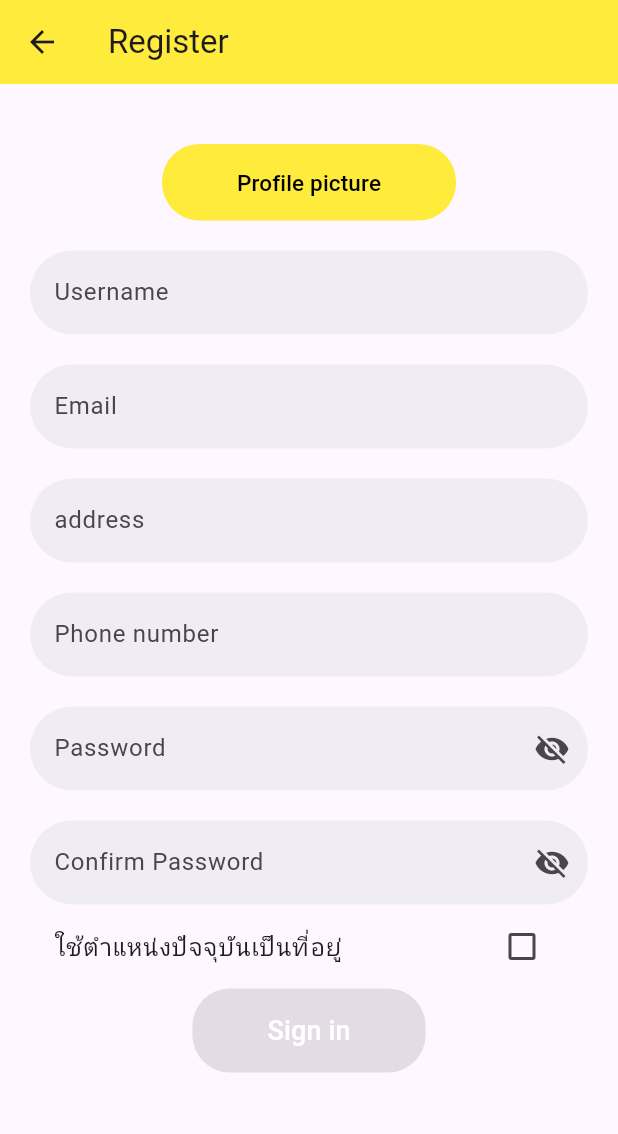
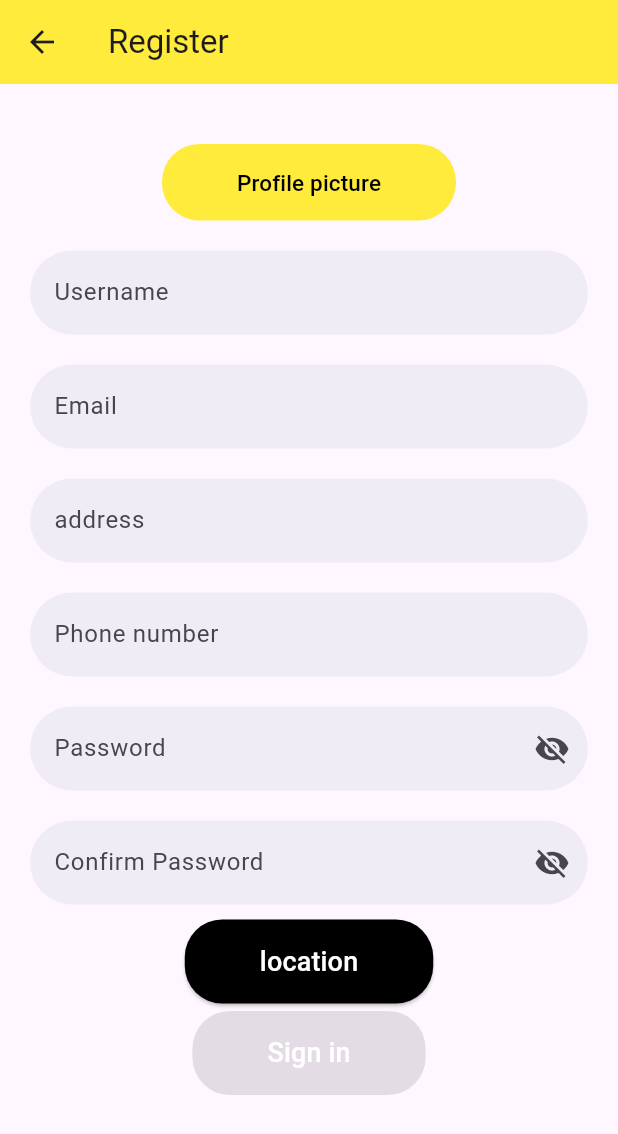
Before and after one commit to jengGod/DuckDDProject, a Flutter app: the Registeruser screen opened directly, on a phone screen of 412 x 824 dp. Shown: the top 1134 px of the screen. Run offline on Flutter 3.47's test engine with Material 3 defaults, Android fonts, the phone set to English and light mode, and no system bars; our stand-ins replace cloud_firestore, firebase_core, firebase_storage, flutter_map, geolocator, image_picker and 2 more; accounts and stored records are empty.

Commit message:
regiter เลือกเมพได้

```diff
--- a/lib/pages/RegisterUser.dart
+++ b/lib/pages/RegisterUser.dart
@@ -2,6 +2,8 @@ import 'dart:convert';
 import 'dart:developer';
 import 'dart:io';
 import 'package:cloud_firestore/cloud_firestore.dart';
+import 'package:duckddproject/pages/Changelocation.dart';
+import 'package:duckddproject/pages/Location.dart';
 import 'package:duckddproject/pages/LoginPage.dart';
 import 'package:firebase_storage/firebase_storage.dart';
 import 'package:flutter/material.dart';
@@ -9,9 +11,11 @@ import 'package:flutter/services.dart';
 import 'package:geolocator/geolocator.dart';
 import 'package:image_picker/image_picker.dart';
 import 'package:crypto/crypto.dart';
+import 'package:latlong2/latlong.dart';
 
 class Registeruser extends StatefulWidget {
-  const Registeruser({super.key});
+  final LatLng? selectedLocation;
+  const Registeruser({super.key, this.selectedLocation });
 
   @override
   State<Registeruser> createState() => _RegisteruserState();
@@ -248,20 +252,43 @@ class _RegisteruserState extends State<Registeruser> {
                     ),
                 ),
               ),
-              CheckboxListTile(
-                  title: const Text('ใช้ตำแหน่งปัจจุบันเป็นที่อยู่'),
-                  value: isLocationChecked,
-                  onChanged: (bool? value) async {
-                    setState(() {
-                      isLocationChecked = value ?? false;
-                    });
-                    if (isLocationChecked) {
-                      var position = await _determinePosition();
-                      log('${position.latitude} ${position.longitude}');
-                      lati = position.latitude;
-                      long = position.longitude;
-                    }
-                  }),
+              const SizedBox(height: 10),
+              // CheckboxListTile(
+              //     title: const Text('ใช้ตำแหน่งปัจจุบันเป็นที่อยู่'),
+              //     value: isLocationChecked,
+              //     onChanged: (bool? value) async {
+              //       setState(() {
+              //         isLocationChecked = value ?? false;
+              //       });
+              //       if (isLocationChecked) {
+              //         var position = await _determinePosition();
+              //         log('${position.latitude} ${position.longitude}');
+              //         lati = position.latitude;
+              //         long = position.longitude;
+              //       }
+              //     }),
+               ElevatedButton(
+                // ปุ่มจะทำงานเฉพาะเมื่อข้อมูลครบและปุ่มยังไม่ถูกกด
+                onPressed: () { GpsMap(context);},
+
+
+                style: ElevatedButton.styleFrom(
+                  backgroundColor: Colors.black,
+                  padding:
+                      const EdgeInsets.symmetric(horizontal: 50, vertical: 15),
+                  shape: RoundedRectangleBorder(
+                    borderRadius: BorderRadius.circular(25),
+                  ),
+                ),
+                child: const Text(
+                  'location',
+                  style: TextStyle(
+                    color: Colors.white,
+                    fontSize: 18,
+                  ),
+                ),
+              ),
+                 const SizedBox(height: 5),
               ElevatedButton(
                 // ปุ่มจะทำงานเฉพาะเมื่อข้อมูลครบและปุ่มยังไม่ถูกกด
                 onPressed: !_isFormComplete() || _isButtonPressed
@@ -318,6 +345,7 @@ class _RegisteruserState extends State<Registeruser> {
 
   void register(BuildContext context) async {
   final FirebaseFirestore firestore = FirebaseFirestore.instance;
+
   if (passwordCtl.text != passCtl.text) {
     ScaffoldMessenger.of(context).showSnackBar(
       const SnackBar(content: Text('Passwords do not match')),
@@ -348,19 +376,30 @@ class _RegisteruserState extends State<Registeruser> {
     'phonenumber': phoneCtl.text,
     'address': addressCtl.text,
     'password': hashedPassword,
-    'profile_picture': imageUrl
+    'profile_picture': imageUrl,
   };
 
-  if (isLocationChecked) {
+  if (widget.selectedLocation != null) {
+    // Store the selected location coordinates if available
+  log('Selected Latitude: ${widget.selectedLocation!.latitude}');
+  log('Selected Longitude: ${widget.selectedLocation!.longitude}');
     var location_user = {
-      'location_loti': lati,
-      'location_long': long
+      'location_loti': widget.selectedLocation!.latitude,
+      'location_long': widget.selectedLocation!.longitude,
+    };
+    db.collection('Users_location').doc(phoneCtl.text).set(location_user);
+  } else {
+    // If no location was selected manually, use current GPS location
+    var position = await _determinePosition();
+    var location_user = {
+      'location_loti': position.latitude,
+      'location_long': position.longitude,
     };
     db.collection('Users_location').doc(phoneCtl.text).set(location_user);
   }
 
   db.collection('Users').doc(phoneCtl.text).set(data).then((_) {
-    // Navigate to LoginPage and refresh
+    // Navigate to LoginPage or another page as needed
     Navigator.pop(context);
   }).catchError((error) {
     ScaffoldMessenger.of(context).showSnackBar(
@@ -368,6 +407,7 @@ class _RegisteruserState extends State<Registeruser> {
     );
   });
 }
+
 
   Future<Position> _determinePosition() async {
     bool serviceEnabled;
@@ -405,4 +445,11 @@ class _RegisteruserState extends State<Registeruser> {
     // continue accessing the position of the device.
     return await Geolocator.getCurrentPosition();
   }
+
+  void GpsMap(BuildContext context) {
+     Navigator.pushReplacement(
+      context,
+      MaterialPageRoute(builder: (context) => const Location()),
+    );
+  }
 }
--- a/lib/pages/UserHome.dart
+++ b/lib/pages/UserHome.dart
@@ -6,12 +6,14 @@ import 'package:duckddproject/pages/packagelist.dart';
 import 'package:duckddproject/pages/profile.dart';
 import 'package:duckddproject/pages/sendpackage.dart';
 import 'package:flutter/material.dart';
+import 'package:latlong2/latlong.dart';
 import 'package:shared_preferences/shared_preferences.dart';
 
 class UserHomePage extends StatefulWidget {
+
    // Add password as a final property
 
-  const UserHomePage({super.key, }); // Mark it as required
+  const UserHomePage({super.key,}); // Mark it as required
 
   @override
   State<UserHomePage> createState() => _UserHomePageState();
```
Also changed, not shown: lib/pages/Location.dart (added, +144 -0 lines).
